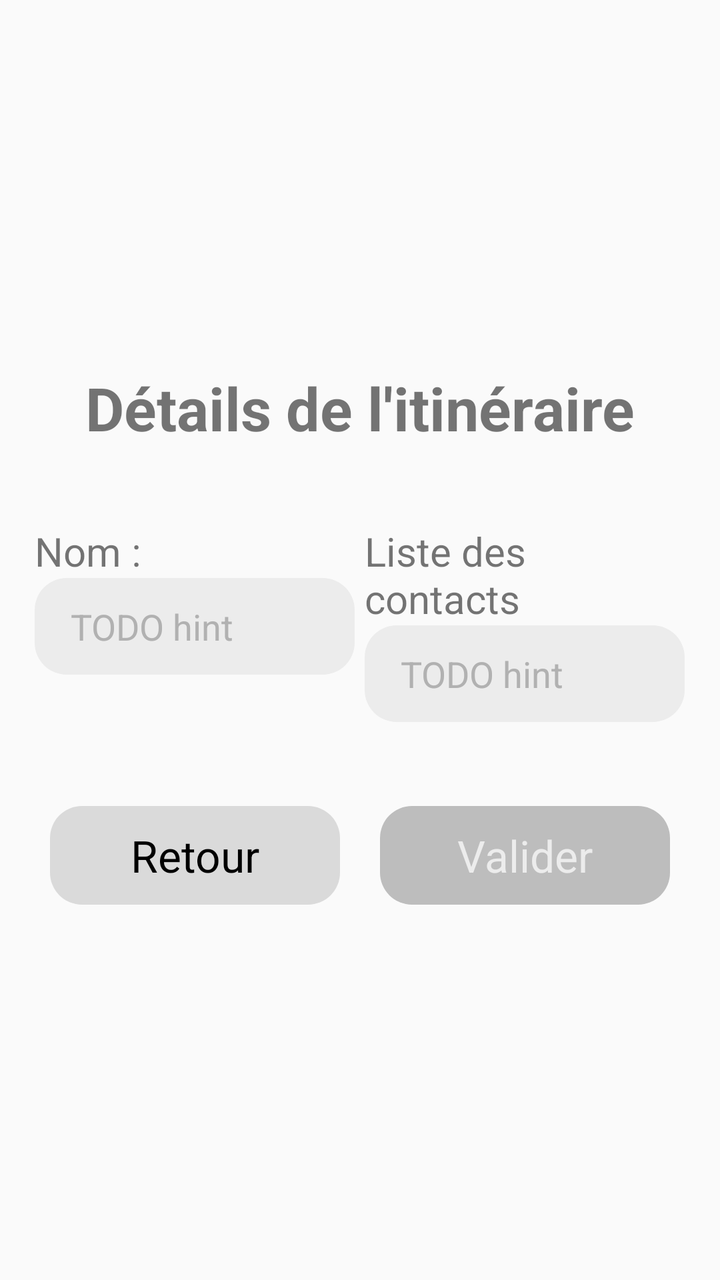
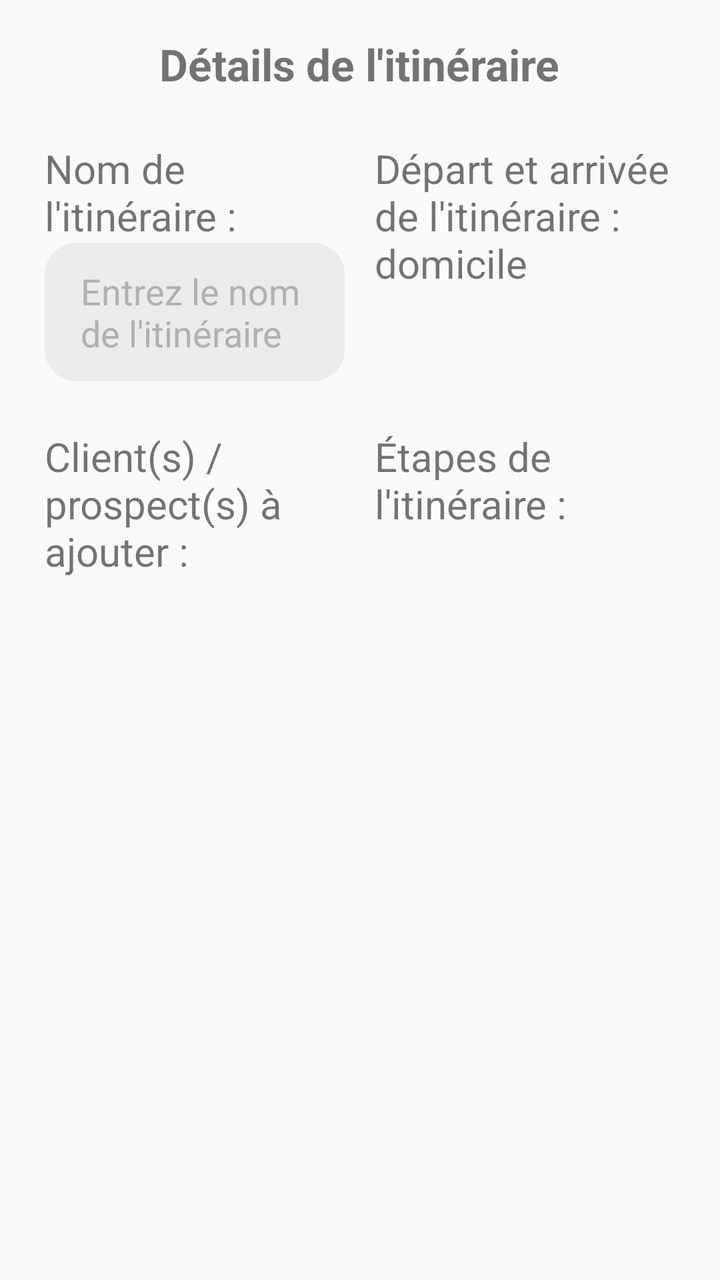

Before-and-after screenshots of an Android layout around one commit, followed by the original layout XML and the change that was made.
<!-- AndroidManifest.xml: application theme Theme.CliAndCollect -->
<!-- res/layout/detail_itineraire.xml -->
<?xml version="1.0" encoding="utf-8"?>
<LinearLayout xmlns:android="http://schemas.android.com/apk/res/android"
    android:layout_width="match_parent"
    android:layout_height="match_parent"
    android:orientation="vertical">

    <TableLayout
        style="@style/AppStyle"
        android:gravity="center"
        android:layout_gravity="center"
        android:orientation="vertical">

        <TableRow
            android:layout_marginVertical="24dp">
            <LinearLayout
                android:layout_width="0dp"
                android:layout_height="wrap_content"
                android:layout_weight="1"
                android:orientation="vertical"
                android:gravity="center">
                <TextView
                    android:id="@+id/titreDetailClient"
                    android:layout_width="wrap_content"
                    android:layout_height="wrap_content"
                    android:layout_span="2"
                    android:text="@string/detail_itineraire"
                    android:textSize="30sp"
                    android:textStyle="bold" />
            </LinearLayout>
        </TableRow>

        <TableRow
            android:layout_marginVertical="@dimen/detail_client_marge_verticale_champs_texte">
            <LinearLayout
                android:layout_width="0dp"
                android:layout_height="wrap_content"
                android:layout_weight="1"
                android:orientation="vertical"
                android:gravity="center">
                <TextView
                    android:layout_width="@dimen/detail_client_largeur_champs"
                    android:layout_height="wrap_content"
                    android:text="@string/nom_itineraire"
                    android:textSize="@dimen/detail_client_taille_titres" />
                <EditText
                    android:id="@+id/saisieNom"
                    android:layout_width="@dimen/detail_client_largeur_champs"
                    android:layout_height="wrap_content"
                    android:hint="TODO hint"
                    android:maxLines="1"
                    android:maxLength="50" />
            </LinearLayout>

            <LinearLayout
                android:layout_width="0dp"
                android:layout_height="wrap_content"
                android:layout_weight="1"
                android:orientation="vertical"
                android:gravity="center">
                <TextView
                    android:layout_width="@dimen/detail_client_largeur_champs"
                    android:layout_height="wrap_content"
                    android:text="@string/liste_contacts"
                    android:textSize="@dimen/detail_client_taille_titres" />
                <EditText
                    android:id="@+id/saisieContacts"
                    android:layout_width="@dimen/detail_client_largeur_champs"
                    android:hint="TODO hint"
                    android:inputType="textMultiLine"
                    android:layout_height="wrap_content"
                    android:maxLength="500" />
            </LinearLayout>
        </TableRow>

        <TableRow
            android:layout_marginVertical="28dp">
            <LinearLayout
                android:layout_width="0dp"
                android:layout_height="wrap_content"
                android:layout_weight="1"
                android:orientation="vertical"
                android:gravity="center">
                <Button
                    android:id="@+id/boutonRetour"
                    android:layout_width="@dimen/detail_client_largeur_boutons"
                    android:layout_height="wrap_content"
                    android:backgroundTint="@color/bouton_secondaire"
                    android:text="@string/retour"
                    android:textSize="@dimen/detail_client_taille_texte_boutons" />
            </LinearLayout>

            <LinearLayout
                android:layout_width="0dp"
                android:layout_height="wrap_content"
                android:layout_weight="1"
                android:orientation="vertical"
                android:gravity="center">
                <Button
                    android:id="@+id/boutonModifier"
                    android:layout_width="@dimen/detail_client_largeur_boutons"
                    android:layout_height="wrap_content"
                    android:text="@string/valider"
                    android:textSize="@dimen/detail_client_taille_texte_boutons"
                    android:enabled="false" />
            </LinearLayout>
        </TableRow>
    </TableLayout>
</LinearLayout>
<!-- resources referenced by this layout -->
<resources>
  <color name="bouton_secondaire">#DADADA</color>
  <dimen name="detail_client_largeur_boutons">145dp</dimen>
  <dimen name="detail_client_largeur_champs">160dp</dimen>
  <dimen name="detail_client_marge_verticale_champs_texte">14dp</dimen>
  <dimen name="detail_client_taille_texte_boutons">22sp</dimen>
  <dimen name="detail_client_taille_titres">20sp</dimen>
  <string name="detail_itineraire">Détails de l\'itinéraire</string>
  <string name="liste_contacts">Liste des contacts</string>
  <string name="nom_itineraire">Nom :</string>
  <string name="retour">Retour</string>
  <string name="valider">Valider</string>
  <style name="AppStyle">
          <item name="android:layout_width">match_parent</item>
          <item name="android:layout_height">0dp</item>
          <item name="android:layout_weight">1</item>
          
          <item name="android:padding">@dimen/app_marge_interieure</item>
      </style>
  <style name="Theme.CliAndCollect" parent="Base.Theme.CliAndCollect" />
  <dimen name="app_marge_interieure">15dp</dimen>
  <style name="Base.Theme.CliAndCollect" parent="Theme.AppCompat.DayNight.NoActionBar">
          <item name="android:statusBarColor">@color/colorPrimaryDark</item> 
          <item name="colorPrimary">@color/colorPrimary</item> 
  
          
          <item name="buttonStyle">@style/ButtonStyle</item>
  
          
          <item name="editTextStyle">@style/EditTextStyle</item>
      </style>
  <color name="colorPrimaryDark">#1A6ED5</color>
  <color name="colorPrimary">#1981FF</color>
  <style name="ButtonStyle">
          <item name="android:layout_width">wrap_content</item>
          <item name="android:layout_height">wrap_content</item>
          <item name="android:textAllCaps">false</item>
          <item name="android:background">@drawable/boutons_custom</item>
          <item name="android:textColor">@color/boutons_couleurs</item>
          <item name="android:textSize">@dimen/texte_defaut</item>
          <item name="android:padding">10dp</item>
          <item name="android:gravity">center</item>
      </style>
  <style name="EditTextStyle">
          <item name="android:background">@drawable/champ_textuel_custom</item>
          <item name="android:textColor">@color/champs_textuels_couleurs</item>
          <item name="android:textColorHint">@color/dark_grey</item>
          <item name="android:textSize">@dimen/texte_defaut</item>
          <item name="android:hint">Entrez votre texte</item>
          <item name="android:paddingVertical">12dp</item>
          <item name="android:paddingHorizontal">18dp</item>
          <item name="android:focusable">true</item>
          <item name="android:focusableInTouchMode">true</item>
          <item name="android:imeOptions">actionDone</item>
      </style>
  <dimen name="texte_defaut">18sp</dimen>
  <!-- drawable champ_textuel_custom (drawable) -->
  <?xml version="1.0" encoding="utf-8"?>
  <selector xmlns:android="http://schemas.android.com/apk/res/android">
  
  
  <item>
      <shape android:shape="rectangle">
          <solid android:color="@color/light_grey"/>
          <corners android:radius="16dp"/>
      </shape>
  </item>
  
  </selector>
  <color name="dark_grey">#B1B1B1</color>
  <color name="bouton_secondaire_desactive">#BDBDBD</color>
  <color name="bouton_principal">@color/colorPrimaryLight</color>
  <color name="light_grey">#ECECEC</color>
  <color name="colorPrimaryLight">#95C4FF</color>
  <!-- unchanged entries left out for length: 1 -->
</resources>

<!-- the commit's change to res/layout/detail_itineraire.xml (unified diff, before → after) -->
@@ -1,5 +1,6 @@
 <?xml version="1.0" encoding="utf-8"?>
-<LinearLayout xmlns:android="http://schemas.android.com/apk/res/android"
+<LinearLayout
+    xmlns:android="http://schemas.android.com/apk/res/android"
     android:layout_width="match_parent"
     android:layout_height="match_parent"
     android:orientation="vertical">
@@ -11,7 +12,7 @@
         android:orientation="vertical">
 
         <TableRow
-            android:layout_marginVertical="24dp">
+            android:layout_marginVertical="@dimen/detail_itineraire_marge_verticale_champs_texte">
             <LinearLayout
                 android:layout_width="0dp"
                 android:layout_height="wrap_content"
@@ -19,18 +20,18 @@
                 android:orientation="vertical"
                 android:gravity="center">
                 <TextView
-                    android:id="@+id/titreDetailClient"
+                    android:id="@+id/titreDetailItineraire"
                     android:layout_width="wrap_content"
                     android:layout_height="wrap_content"
                     android:layout_span="2"
                     android:text="@string/detail_itineraire"
-                    android:textSize="30sp"
+                    android:textSize="@dimen/pages_taille_entete"
                     android:textStyle="bold" />
             </LinearLayout>
         </TableRow>
 
         <TableRow
-            android:layout_marginVertical="@dimen/detail_client_marge_verticale_champs_texte">
+            android:layout_marginVertical="@dimen/detail_itineraire_marge_verticale_champs_texte">
             <LinearLayout
                 android:layout_width="0dp"
                 android:layout_height="wrap_content"
@@ -38,15 +39,15 @@
                 android:orientation="vertical"
                 android:gravity="center">
                 <TextView
-                    android:layout_width="@dimen/detail_client_largeur_champs"
+                    android:layout_width="@dimen/detail_itineraire_largeur_champs"
                     android:layout_height="wrap_content"
                     android:text="@string/nom_itineraire"
-                    android:textSize="@dimen/detail_client_taille_titres" />
+                    android:textSize="@dimen/detail_itineraire_taille_titres" />
                 <EditText
-                    android:id="@+id/saisieNom"
-                    android:layout_width="@dimen/detail_client_largeur_champs"
+                    android:id="@+id/saisieNomItineraire"
+                    android:layout_width="@dimen/detail_itineraire_largeur_champs"
                     android:layout_height="wrap_content"
-                    android:hint="TODO hint"
+                    android:hint="@string/indication_nom_itineraire"
                     android:maxLines="1"
                     android:maxLength="50" />
             </LinearLayout>
@@ -58,22 +59,86 @@
                 android:orientation="vertical"
                 android:gravity="center">
                 <TextView
-                    android:layout_width="@dimen/detail_client_largeur_champs"
+                    android:layout_width="@dimen/detail_itineraire_largeur_champs"
                     android:layout_height="wrap_content"
-                    android:text="@string/liste_contacts"
-                    android:textSize="@dimen/detail_client_taille_titres" />
-                <EditText
-                    android:id="@+id/saisieContacts"
-                    android:layout_width="@dimen/detail_client_largeur_champs"
-                    android:hint="TODO hint"
-                    android:inputType="textMultiLine"
-                    android:layout_height="wrap_content"
-                    android:maxLength="500" />
+                    android:text="@string/depart_itineraire"
+                    android:textSize="@dimen/detail_itineraire_taille_titres" />
             </LinearLayout>
         </TableRow>
 
         <TableRow
-            android:layout_marginVertical="28dp">
+            android:layout_marginVertical="@dimen/detail_itineraire_marge_verticale_champs_texte">
+            <LinearLayout
+                android:layout_width="0dp"
+                android:layout_height="wrap_content"
+                android:layout_weight="1"
+                android:orientation="vertical"
+                android:gravity="center">
+                <TextView
+                    android:layout_width="@dimen/detail_itineraire_largeur_champs"
+                    android:layout_height="wrap_content"
+                    android:layout_marginBottom="10dp"
+                    android:text="@string/liste_clients_itineraire"
+                    android:textSize="@dimen/detail_itineraire_taille_titres" />
+
+                <ScrollView
+                    android:layout_width="match_parent"
+                    android:layout_height="@dimen/detail_itineraire_hauteur_liste"
+                    android:orientation="vertical">
+                    <androidx.recyclerview.widget.RecyclerView
+                        android:id="@+id/listeClient"
+                        android:layout_width="@dimen/detail_itineraire_largeur_champs"
+                        android:layout_height="wrap_content"
+                        android:layout_gravity="center" />
+                </ScrollView>
+            </LinearLayout>
+
+            <LinearLayout
+                android:layout_width="0dp"
+                android:layout_height="wrap_content"
+                android:layout_weight="1"
+                android:orientation="vertical"
+                android:gravity="center">
+                <TextView
+                    android:layout_width="@dimen/detail_itineraire_largeur_champs"
+                    android:layout_height="wrap_content"
+                    android:layout_marginBottom="10dp"
+                    android:text="@string/etapes_itineraire"
+                    android:textSize="@dimen/detail_itineraire_taille_titres" />
+
+                <ScrollView
+                    android:layout_width="match_parent"
+                    android:layout_height="@dimen/detail_itineraire_hauteur_liste"
+                    android:orientation="vertical">
+                    <androidx.recyclerview.widget.RecyclerView
+                        android:id="@+id/clientSelectionne"
+                        android:layout_width="@dimen/detail_itineraire_largeur_champs"
+                        android:layout_height="wrap_content"
+                        android:layout_gravity="center" />
+                </ScrollView>
+            </LinearLayout>
+        </TableRow>
+
+        <TableRow
+            android:layout_marginVertical="@dimen/detail_itineraire_marge_verticale_champs_texte"
+            android:visibility="gone">
+            <LinearLayout
+                android:layout_width="0dp"
+                android:layout_height="wrap_content"
+                android:layout_weight="1"
+                android:orientation="vertical"
+                android:gravity="center">
+                <TextView
+                    android:id="@+id/erreurFormulaire"
+                    android:layout_width="wrap_content"
+                    android:layout_height="wrap_content"
+                    android:text=""
+                    android:layout_marginTop="16dp" />
+            </LinearLayout>
+        </TableRow>
+
+        <TableRow
+            android:layout_marginVertical="@dimen/detail_itineraire_marge_verticale_champs_texte">
             <LinearLayout
                 android:layout_width="0dp"
                 android:layout_height="wrap_content"
@@ -96,7 +161,7 @@
                 android:orientation="vertical"
                 android:gravity="center">
                 <Button
-                    android:id="@+id/boutonModifier"
+                    android:id="@+id/boutonValider"
                     android:layout_width="@dimen/detail_client_largeur_boutons"
                     android:layout_height="wrap_content"
                     android:text="@string/valider"
<!-- resource entries referenced after the edit -->
@@ -2,13 +2,18 @@
 <resources>
   <color name="bouton_secondaire">#DADADA</color>
   <dimen name="detail_client_largeur_boutons">145dp</dimen>
-  <dimen name="detail_client_largeur_champs">160dp</dimen>
-  <dimen name="detail_client_marge_verticale_champs_texte">14dp</dimen>
-  <dimen name="detail_client_taille_texte_boutons">22sp</dimen>
-  <dimen name="detail_client_taille_titres">20sp</dimen>
+  <dimen name="detail_client_taille_texte_boutons">20sp</dimen>
+  <dimen name="detail_itineraire_hauteur_liste">300dp</dimen>
+  <dimen name="detail_itineraire_largeur_champs">150dp</dimen>
+  <dimen name="detail_itineraire_marge_verticale_champs_texte">12dp</dimen>
+  <dimen name="detail_itineraire_taille_titres">20sp</dimen>
+  <dimen name="pages_taille_entete">22sp</dimen>
+  <string name="depart_itineraire">Départ et arrivée de l\'itinéraire : domicile</string>
   <string name="detail_itineraire">Détails de l\'itinéraire</string>
-  <string name="liste_contacts">Liste des contacts</string>
-  <string name="nom_itineraire">Nom :</string>
+  <string name="etapes_itineraire">Étapes de l\'itinéraire :</string>
+  <string name="indication_nom_itineraire">Entrez le nom de l\'itinéraire</string>
+  <string name="liste_clients_itineraire">Client(s) / prospect(s) à ajouter :</string>
+  <string name="nom_itineraire">Nom de l\'itinéraire :</string>
   <string name="retour">Retour</string>
   <string name="valider">Valider</string>
   <style name="AppStyle">
